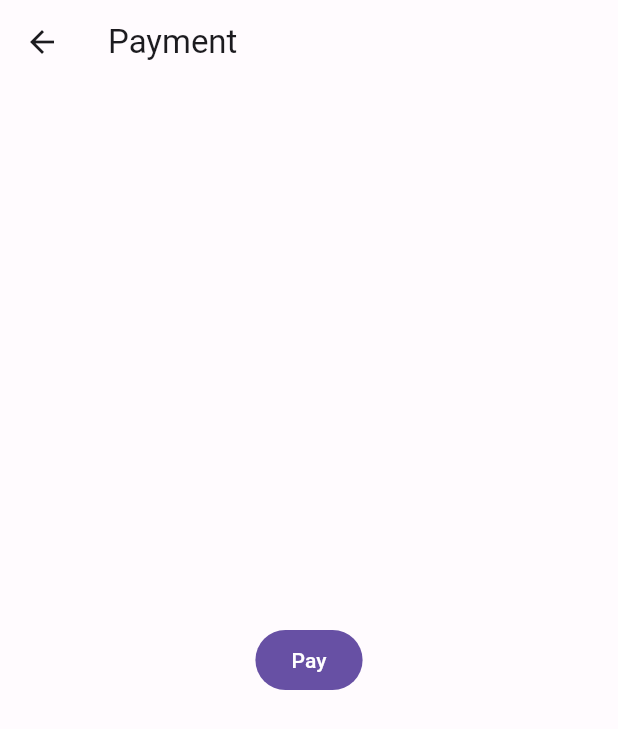
After one commit to adityabhusari/RaFIDo, a Flutter app: the PaymentScreen screen opened by its route, after a tap on "Pay", on a phone screen of 412 x 824 dp. The commit adds this screen. Shown: the top 729 px of the screen. Run offline on Flutter 3.47's test engine with Material 2 defaults, Android fonts, the phone set to English and light mode, and no system bars; our stand-ins replace cloud_firestore, csv, firebase_auth, firebase_core; missing offline and left inert: flutter_osm_plugin, syncfusion_flutter_maps; accounts and stored records are empty.

Commit message:
Added payments

```diff
--- a/lib/main.dart
+++ b/lib/main.dart
@@ -1,9 +1,11 @@
 import 'package:firebase_core/firebase_core.dart';
 import 'package:flutter/material.dart';
 import 'package:provider/provider.dart';
+import 'package:rapido/screens/bus_list_screen.dart';
 import 'package:rapido/screens/bus_tracking_screen.dart';
 import 'package:rapido/screens/home_screen.dart';
 import 'package:rapido/screens/login_screen.dart';
+import 'package:rapido/screens/payment_screen.dart';
 import 'package:rapido/screens/register_screen.dart';
 import 'package:rapido/theme/color_schemes.dart';
 import 'package:rapido/view_models/auth_viewmodel.dart';
@@ -62,7 +64,9 @@ class _MyAppState extends State<MyApp> {
           '/login': (context) => const LoginScreen(),
           '/register': (context) => const RegistrationScreen(),
           '/home': (context) => const HomeScreen(),
+          '/routes': (context) => const BusListScreen(),
           '/bus': (context) => BusTrackingScreen(),
+          '/payment': (context) => const PaymentScreen(),
         },
         initialRoute: '/login',
       ),
--- a/lib/screens/home_screen.dart
+++ b/lib/screens/home_screen.dart
@@ -76,7 +76,14 @@ class _HomeScreenState extends State<HomeScreen> {
               title: Text("Find a Bus"),
               onTap: () {
                 Navigator.of(context).pop();
-                Navigator.pushNamed(context, "/bus");
+                Navigator.pushNamed(context, "/routes");
+              },
+            ),
+            ListTile(
+              title: Text("Make a Payment"),
+              onTap: () {
+                Navigator.of(context).pop();
+                Navigator.pushNamed(context, "/payment");
               },
             ),
           ],
--- /dev/null
+++ b/lib/screens/payment_screen.dart
@@ -0,0 +1,34 @@
+import 'package:flutter/material.dart';
+import 'package:url_launcher/url_launcher.dart';
+
+class PaymentScreen extends StatelessWidget {
+  const PaymentScreen({super.key});
+
+  void makePayments() async {
+    Map<String, String> queryArguments = {
+      "pa": "crpatil1901@oksbi",
+      "pn": "Chinmay Patil",
+      "tn": "Bus Fare",
+      "am": "5",
+      "cu": "INR",
+    };
+
+    final uri = Uri.parse("upi://pay").replace(queryParameters: queryArguments);
+    await launchUrl(uri);
+  }
+
+  @override
+  Widget build(BuildContext context) {
+    return Scaffold(
+      appBar: AppBar(
+        title: Text("Payment"),
+      ),
+      body: Center(
+        child: FilledButton(
+          child: Text("Pay"),
+          onPressed: makePayments,
+        ),
+      ),
+    );
+  }
+}
--- a/pubspec.yaml
+++ b/pubspec.yaml
@@ -42,6 +42,7 @@ dependencies:
   flutter_osm_plugin: ^0.53.2
   syncfusion_flutter_maps: ^21.1.41
   csv: ^5.0.1
+  url_launcher: ^6.1.10
 
 dev_dependencies:
   flutter_test:
```
Also changed, not shown: lib/screens/bus_list_screen.dart (+58 -0 lines), lib/screens/bus_tracking_screen.dart (+5 -3 lines), lib/view_models/bus_viewmodel.dart (+24 -1 lines), pubspec.lock.
